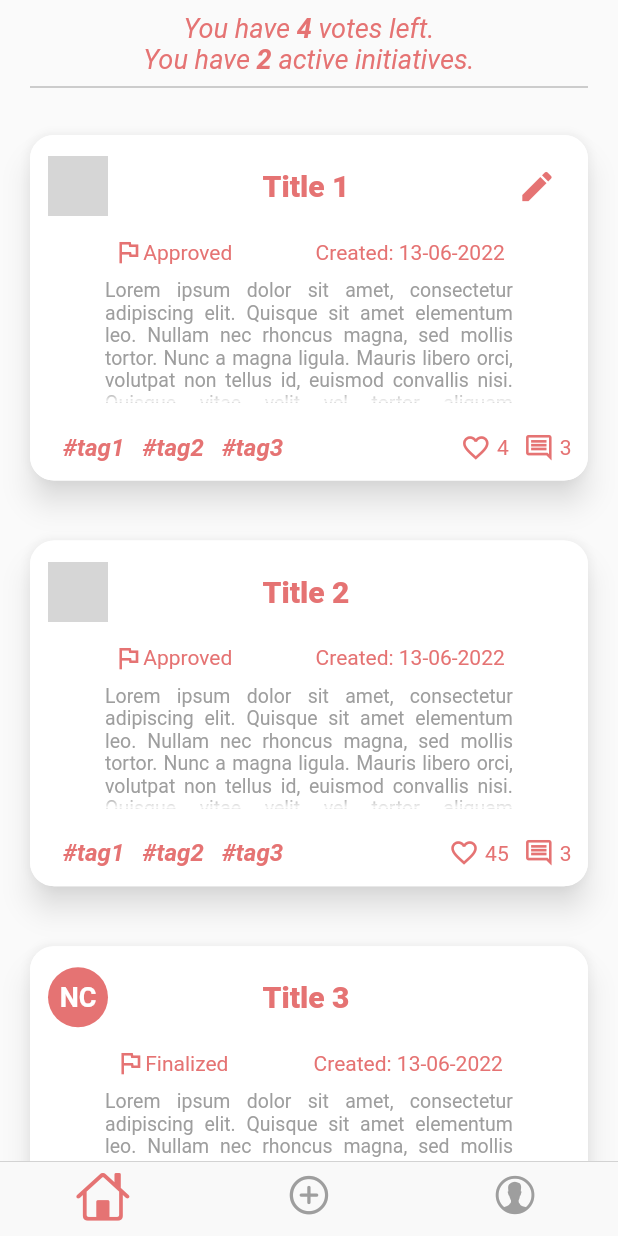
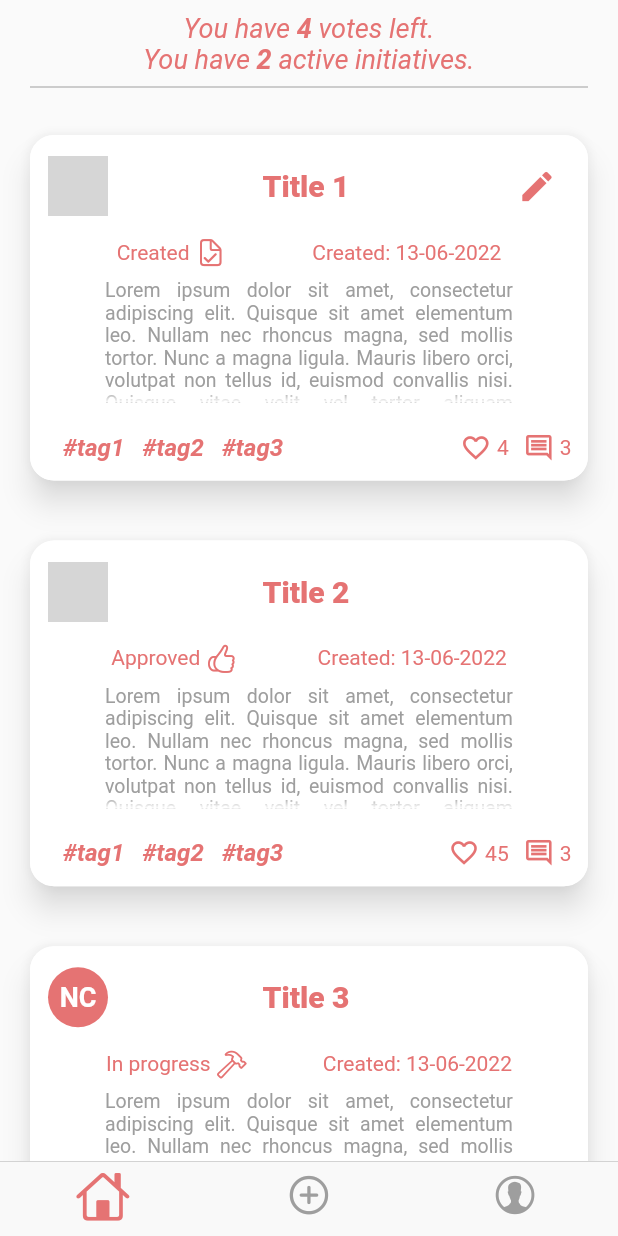
Before and after one commit to migly93/workplace_improver_mobile, a Flutter app: the screen it shows after launch, on a phone screen of 412 x 824 dp. Run offline on Flutter 3.47's test engine with Material 2 defaults, Android fonts, the phone set to English and light mode, and no system bars; our stand-ins replace get_it; accounts and stored records are empty; network calls fail; grey boxes are pictures that could not be loaded.

Commit message:
added status logic

```diff
--- a/lib/models/initiative.dart
+++ b/lib/models/initiative.dart
@@ -1,11 +1,11 @@
+import 'initiative_status_enum.dart';
 import 'user.dart';
 
 class Initiative {
-//These are the values that this Demo model can store
   int id;
   String title;
   String description;
-  String status;
+  InitiativeStatusEnum status;
   DateTime creationDate = DateTime.now();
   int likes;
   List<String> comments;
--- /dev/null
+++ b/lib/models/initiative_status_enum.dart
@@ -0,0 +1,6 @@
+enum InitiativeStatusEnum {
+  created,
+  approved,
+  inProgress,
+  completed,
+}
--- a/lib/services/initiative_service_impl.dart
+++ b/lib/services/initiative_service_impl.dart
@@ -1,3 +1,4 @@
+import '../models/initiative_status_enum.dart';
 import '../models/initiative.dart';
 import '../utils/constants.dart';
 import 'initiative_service.dart';
@@ -9,7 +10,7 @@ class InitiativeServiceImpl extends InitiativeService {
       title: "Title 1",
       description:
           "Lorem ipsum dolor sit amet, consectetur adipiscing elit. Quisque sit amet elementum leo. Nullam nec rhoncus magna, sed mollis tortor. Nunc a magna ligula. Mauris libero orci, volutpat non tellus id, euismod convallis nisi. Quisque vitae velit vel tortor aliquam commodo. Vivamus et turpis nibh. Quisque ac dignissim felis, eget tincidunt sem. Vestibulum consequat dapibus dapibus. Aenean consectetur viverra dui ut hendrerit. Suspendisse iaculis sit amet felis non volutpat.",
-      status: "Approved",
+      status: InitiativeStatusEnum.created,
       likes: 4,
       comments: ["comment 1", "Comment 2", "Comment 3"],
       tags: ["#tag1", "#tag2", "#tag3", "#tag4", "#tag5", "#tag6"],
@@ -20,7 +21,7 @@ class InitiativeServiceImpl extends InitiativeService {
       title: "Title 2",
       description:
           "Lorem ipsum dolor sit amet, consectetur adipiscing elit. Quisque sit amet elementum leo. Nullam nec rhoncus magna, sed mollis tortor. Nunc a magna ligula. Mauris libero orci, volutpat non tellus id, euismod convallis nisi. Quisque vitae velit vel tortor aliquam commodo. Vivamus et turpis nibh. Quisque ac dignissim felis, eget tincidunt sem. Vestibulum consequat dapibus dapibus. Aenean consectetur viverra dui ut hendrerit. Suspendisse iaculis sit amet felis non volutpat.",
-      status: "Approved",
+      status: InitiativeStatusEnum.approved,
       likes: 45,
       comments: ["comment 1", "Comment 2", "Comment 3"],
       tags: ["#tag1", "#tag2", "#tag3", "#tag4", "#tag5", "#tag6"],
@@ -31,7 +32,7 @@ class InitiativeServiceImpl extends InitiativeService {
       title: "Title 3",
       description:
           "Lorem ipsum dolor sit amet, consectetur adipiscing elit. Quisque sit amet elementum leo. Nullam nec rhoncus magna, sed mollis tortor. Nunc a magna ligula. Mauris libero orci, volutpat non tellus id, euismod convallis nisi. Quisque vitae velit vel tortor aliquam commodo. Vivamus et turpis nibh. Quisque ac dignissim felis, eget tincidunt sem. Vestibulum consequat dapibus dapibus. Aenean consectetur viverra dui ut hendrerit. Suspendisse iaculis sit amet felis non volutpat.",
-      status: "Finalized",
+      status: InitiativeStatusEnum.inProgress,
       likes: 8,
       comments: ["comment 1", "Comment 2", "Comment 3"],
       tags: ["#tag1", "#tag2"],
@@ -42,7 +43,7 @@ class InitiativeServiceImpl extends InitiativeService {
       title: "Title 4",
       description:
           "Lorem ipsum dolor sit amet, consectetur adipiscing elit. Quisque sit amet elementum leo. Nullam nec rhoncus magna, sed mollis tortor. Nunc a magna ligula. Mauris libero orci, volutpat non tellus id, euismod convallis nisi. Quisque vitae velit vel tortor aliquam commodo. Vivamus et turpis nibh. Quisque ac dignissim felis, eget tincidunt sem. Vestibulum consequat dapibus dapibus. Aenean consectetur viverra dui ut hendrerit. Suspendisse iaculis sit amet felis non volutpat.",
-      status: "Finalized",
+      status: InitiativeStatusEnum.completed,
       likes: 2,
       comments: ["comment 1", "Comment 2", "Comment 3"],
       tags: ["#tag1", "#tag2", "#tag3", "#tag4", "#tag5", "#tag6"],
--- a/lib/utils/utilities.dart
+++ b/lib/utils/utilities.dart
@@ -1,3 +1,6 @@
+import 'package:flutter/cupertino.dart';
+import '../models/initiative_status_enum.dart';
+
 class Utilities {
   static String getFirstLetter(String string) {
     return string.substring(0, 1);
@@ -6,4 +9,30 @@ class Utilities {
   static String getFullNameInitials(String firstName, String lastName) {
     return getFirstLetter(firstName) + getFirstLetter(lastName);
   }
+
+  static IconData getInitiativeStatusIcon(InitiativeStatusEnum status) {
+    switch (status) {
+      case InitiativeStatusEnum.created:
+        return CupertinoIcons.doc_checkmark;
+      case InitiativeStatusEnum.approved:
+        return CupertinoIcons.hand_thumbsup;
+      case InitiativeStatusEnum.inProgress:
+        return CupertinoIcons.hammer;
+      case InitiativeStatusEnum.completed:
+        return CupertinoIcons.checkmark_circle;
+    }
+  }
+
+  static String getInitiativeStatusLabel(InitiativeStatusEnum status) {
+    switch (status) {
+      case InitiativeStatusEnum.created:
+        return "Created";
+      case InitiativeStatusEnum.approved:
+        return "Approved";
+      case InitiativeStatusEnum.inProgress:
+        return "In progress";
+      case InitiativeStatusEnum.completed:
+        return "Completed";
+    }
+  }
 }
--- a/lib/widgets/initiative/info/initiative_info.dart
+++ b/lib/widgets/initiative/info/initiative_info.dart
@@ -1,9 +1,10 @@
 import 'package:flutter/material.dart';
+import '../../../models/initiative_status_enum.dart';
 import 'initiative_info_creation_date.dart';
 import 'initiative_info_status.dart';
 
 class InitiativeInfo extends StatelessWidget {
-  final String status;
+  final InitiativeStatusEnum status;
   final DateTime creationDate;
 
   const InitiativeInfo({
--- a/lib/widgets/initiative/info/initiative_info_status.dart
+++ b/lib/widgets/initiative/info/initiative_info_status.dart
@@ -1,8 +1,10 @@
 import 'package:flutter/material.dart';
+import 'package:workplace_improver_mobile/utils/utilities.dart';
+import '../../../models/initiative_status_enum.dart';
 import '../../../utils/constants.dart';
 
 class InitiativeInfoStatus extends StatelessWidget {
-  final String status;
+  final InitiativeStatusEnum status;
 
   const InitiativeInfoStatus({
     Key? key,
@@ -13,16 +15,19 @@ class InitiativeInfoStatus extends StatelessWidget {
   Widget build(BuildContext context) {
     return Row(
       children: [
+        Container(
+          child: Text(
+            Utilities.getInitiativeStatusLabel(status),
+            style: TextStyle(
+              color: mainColor,
+            ),
+          ),
+          margin: const EdgeInsets.only(right: 4),
+        ),
         Icon(
-          Icons.flag_outlined,
+          Utilities.getInitiativeStatusIcon(status),
           color: mainColor,
           size: 20.0,
-        ),
-        Text(
-          status,
-          style: TextStyle(
-            color: mainColor,
-          ),
         ),
       ],
       mainAxisAlignment: MainAxisAlignment.spaceBetween,
--- a/lib/widgets/initiative_form/initiative_form.dart
+++ b/lib/widgets/initiative_form/initiative_form.dart
@@ -1,4 +1,5 @@
 import 'package:flutter/material.dart';
+import '../../models/initiative_status_enum.dart';
 import '../../models/initiative.dart';
 import '../../models/user.dart';
 import '../../service_locator.dart';
@@ -59,7 +60,7 @@ class _InitiativeFormState extends State<InitiativeForm> {
       title: _titleController.text.trim(),
       description: _descriptionController.text.trim(),
       tags: _tagsController.text.trim().split(" "),
-      status: 'Created',
+      status: InitiativeStatusEnum.created,
       owner: _loggedUser,
     );
     if (widget.initiative != null) {
```
